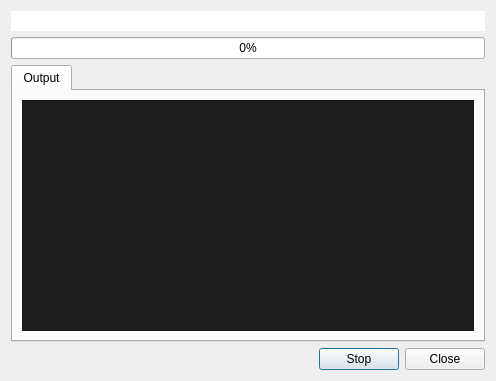
The window that src/libkommitwidgets/dialogs/runnerdialog.ui (KDE/kommit) describes before a commit, drawn with Qt 5.
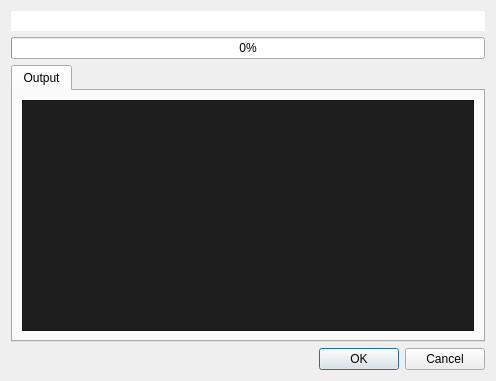
The same window after the commit. Icons and pictures are not drawn.

Commit message: Use QDialogButtonBox

Diff of the .ui file:
```diff
--- a/src/libkommitwidgets/dialogs/runnerdialog.ui
+++ b/src/libkommitwidgets/dialogs/runnerdialog.ui
@@ -93,16 +93,9 @@
       </spacer>
      </item>
      <item>
-      <widget class="QPushButton" name="pushButtonStop">
-       <property name="text">
-        <string>Stop</string>
-       </property>
-      </widget>
-     </item>
-     <item>
-      <widget class="QPushButton" name="pushButtonClose">
-       <property name="text">
-        <string>Close</string>
+      <widget class="QDialogButtonBox" name="buttonBox">
+       <property name="standardButtons">
+        <set>QDialogButtonBox::StandardButton::Cancel|QDialogButtonBox::StandardButton::Ok</set>
        </property>
       </widget>
      </item>
```
Left out of the diff: 12 changed lines with no effect on the pictures. The commit also changes 2 other files.
